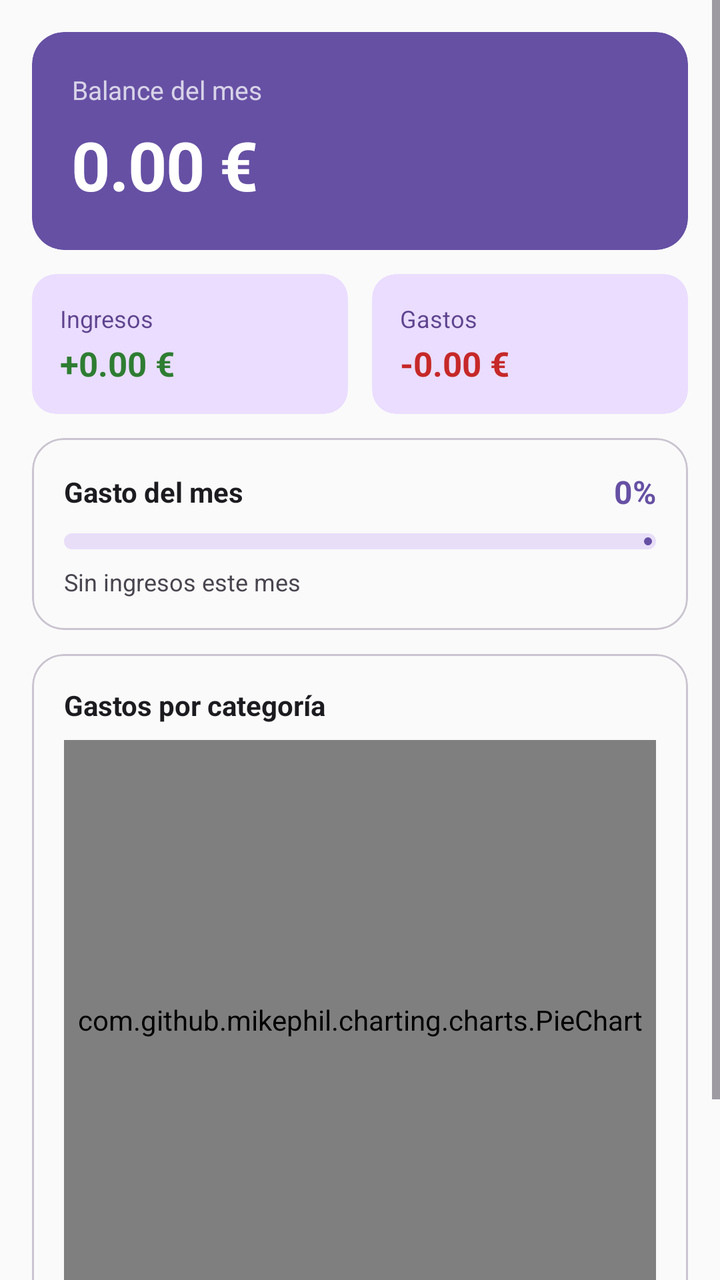
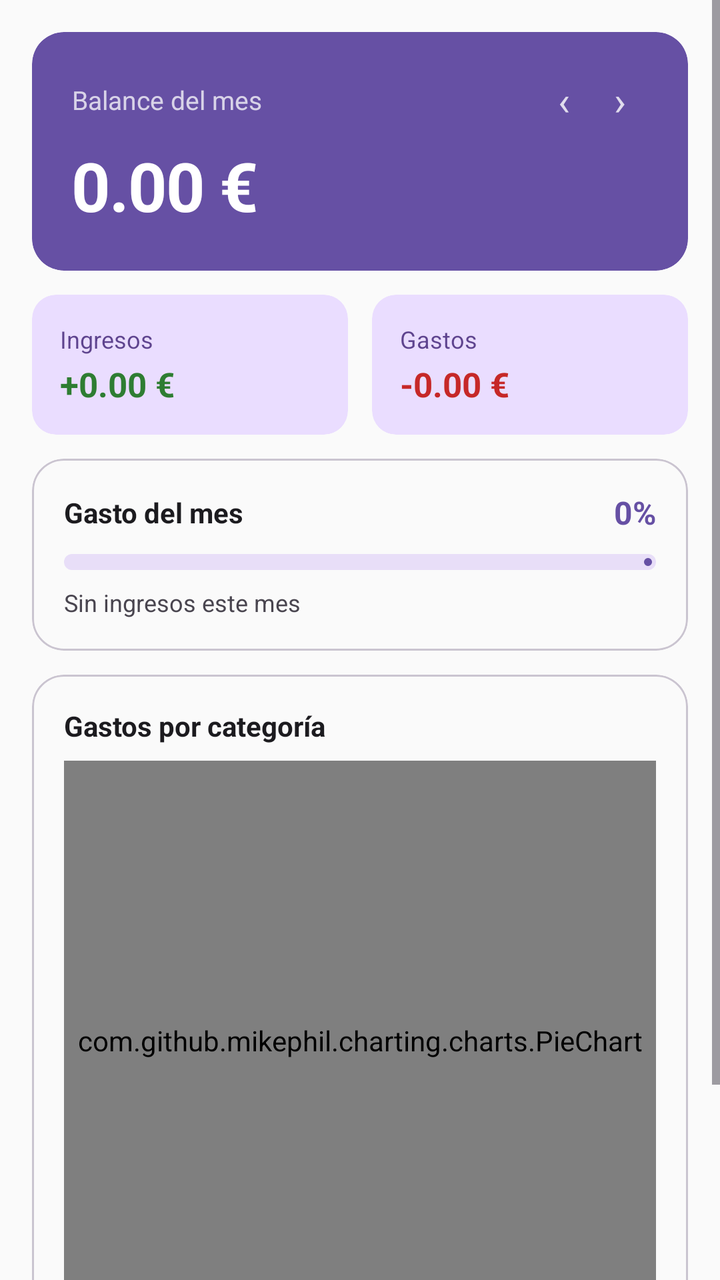

Before-and-after screenshots of an Android layout around one commit, followed by the original layout XML and the change that was made.
<!-- AndroidManifest.xml: application theme Theme.FinTrack -->
<!-- res/layout/fragment_dashboard.xml -->
<?xml version="1.0" encoding="utf-8"?>
<ScrollView xmlns:android="http://schemas.android.com/apk/res/android"
    xmlns:app="http://schemas.android.com/apk/res-auto"
    android:layout_width="match_parent"
    android:layout_height="match_parent"
    android:background="?attr/colorSurface">

    <LinearLayout
        android:layout_width="match_parent"
        android:layout_height="wrap_content"
        android:orientation="vertical"
        android:padding="16dp">

        
        <com.google.android.material.card.MaterialCardView
            android:layout_width="match_parent"
            android:layout_height="wrap_content"
            android:layout_marginBottom="12dp"
            app:cardCornerRadius="16dp"
            app:cardElevation="0dp"
            app:cardBackgroundColor="@color/purple_primary"
            app:strokeWidth="0dp">

            <LinearLayout
                android:layout_width="match_parent"
                android:layout_height="wrap_content"
                android:orientation="vertical"
                android:padding="20dp">

                <LinearLayout
                    android:layout_width="match_parent"
                    android:layout_height="wrap_content"
                    android:orientation="horizontal"
                    android:gravity="center_vertical"
                    android:layout_marginBottom="6dp">

                    <TextView
                        android:layout_width="0dp"
                        android:layout_height="wrap_content"
                        android:layout_weight="1"
                        android:text="Balance del mes"
                        android:textColor="#FFFFFFFF"
                        android:textSize="13sp"
                        android:alpha="0.75" />

                    <TextView
                        android:id="@+id/tvMonthName"
                        android:layout_width="wrap_content"
                        android:layout_height="wrap_content"
                        android:textColor="#FFFFFFFF"
                        android:textSize="12sp"
                        android:alpha="0.65" />

                </LinearLayout>

                <TextView
                    android:id="@+id/tvBalance"
                    android:layout_width="wrap_content"
                    android:layout_height="wrap_content"
                    android:text="0.00 €"
                    android:textColor="#FFFFFFFF"
                    android:textSize="34sp"
                    android:textStyle="bold"
                    android:letterSpacing="-0.02" />

            </LinearLayout>

        </com.google.android.material.card.MaterialCardView>

        
        <LinearLayout
            android:layout_width="match_parent"
            android:layout_height="wrap_content"
            android:orientation="horizontal"
            android:layout_marginBottom="12dp">

            <com.google.android.material.card.MaterialCardView
                android:layout_width="0dp"
                android:layout_height="wrap_content"
                android:layout_weight="1"
                android:layout_marginEnd="6dp"
                app:cardCornerRadius="12dp"
                app:cardElevation="0dp"
                app:cardBackgroundColor="@color/purple_container"
                app:strokeWidth="0dp">

                <LinearLayout
                    android:layout_width="match_parent"
                    android:layout_height="wrap_content"
                    android:orientation="vertical"
                    android:padding="14dp">

                    <TextView
                        android:layout_width="wrap_content"
                        android:layout_height="wrap_content"
                        android:text="Ingresos"
                        android:textSize="12sp"
                        android:textColor="@color/purple_on_container"
                        android:alpha="0.7" />

                    <TextView
                        android:id="@+id/tvIngresos"
                        android:layout_width="wrap_content"
                        android:layout_height="wrap_content"
                        android:text="+0.00 €"
                        android:textColor="@color/income_green"
                        android:textSize="17sp"
                        android:textStyle="bold"
                        android:layout_marginTop="3dp" />

                </LinearLayout>

            </com.google.android.material.card.MaterialCardView>

            <com.google.android.material.card.MaterialCardView
                android:layout_width="0dp"
                android:layout_height="wrap_content"
                android:layout_weight="1"
                android:layout_marginStart="6dp"
                app:cardCornerRadius="12dp"
                app:cardElevation="0dp"
                app:cardBackgroundColor="@color/purple_container"
                app:strokeWidth="0dp">

                <LinearLayout
                    android:layout_width="match_parent"
                    android:layout_height="wrap_content"
                    android:orientation="vertical"
                    android:padding="14dp">

                    <TextView
                        android:layout_width="wrap_content"
                        android:layout_height="wrap_content"
                        android:text="Gastos"
                        android:textSize="12sp"
                        android:textColor="@color/purple_on_container"
                        android:alpha="0.7" />

                    <TextView
                        android:id="@+id/tvGastos"
                        android:layout_width="wrap_content"
                        android:layout_height="wrap_content"
                        android:text="-0.00 €"
                        android:textColor="@color/expense_red"
                        android:textSize="17sp"
                        android:textStyle="bold"
                        android:layout_marginTop="3dp" />

                </LinearLayout>

            </com.google.android.material.card.MaterialCardView>

        </LinearLayout>

        
        <com.google.android.material.card.MaterialCardView
            android:layout_width="match_parent"
            android:layout_height="wrap_content"
            android:layout_marginBottom="12dp"
            app:cardCornerRadius="16dp"
            app:cardElevation="0dp"
            app:strokeWidth="1dp"
            app:strokeColor="@color/outline_variant">

            <LinearLayout
                android:layout_width="match_parent"
                android:layout_height="wrap_content"
                android:orientation="vertical"
                android:padding="16dp">

                <LinearLayout
                    android:layout_width="match_parent"
                    android:layout_height="wrap_content"
                    android:orientation="horizontal"
                    android:gravity="center_vertical"
                    android:layout_marginBottom="10dp">

                    <TextView
                        android:layout_width="0dp"
                        android:layout_height="wrap_content"
                        android:layout_weight="1"
                        android:text="Gasto del mes"
                        android:textSize="14sp"
                        android:textStyle="bold"
                        android:textColor="?attr/colorOnSurface" />

                    <TextView
                        android:id="@+id/tvSpendingRate"
                        android:layout_width="wrap_content"
                        android:layout_height="wrap_content"
                        android:text="0%"
                        android:textSize="16sp"
                        android:textStyle="bold"
                        android:textColor="?attr/colorPrimary" />

                </LinearLayout>

                <com.google.android.material.progressindicator.LinearProgressIndicator
                    android:id="@+id/progressSpending"
                    android:layout_width="match_parent"
                    android:layout_height="wrap_content"
                    android:indeterminate="false"
                    android:max="100"
                    android:progress="0"
                    app:trackCornerRadius="4dp"
                    app:trackThickness="8dp" />

                <TextView
                    android:id="@+id/tvSpendingDesc"
                    android:layout_width="wrap_content"
                    android:layout_height="wrap_content"
                    android:layout_marginTop="8dp"
                    android:text="Sin ingresos este mes"
                    android:textSize="12sp"
                    android:textColor="?attr/colorOnSurfaceVariant" />

            </LinearLayout>

        </com.google.android.material.card.MaterialCardView>

        
        <com.google.android.material.card.MaterialCardView
            android:layout_width="match_parent"
            android:layout_height="wrap_content"
            android:layout_marginBottom="12dp"
            app:cardCornerRadius="16dp"
            app:cardElevation="0dp"
            app:strokeWidth="1dp"
            app:strokeColor="@color/outline_variant">

            <LinearLayout
                android:layout_width="match_parent"
                android:layout_height="wrap_content"
                android:orientation="vertical"
                android:padding="16dp">

                <TextView
                    android:layout_width="wrap_content"
                    android:layout_height="wrap_content"
                    android:text="Gastos por categoría"
                    android:textSize="14sp"
                    android:textStyle="bold"
                    android:textColor="?attr/colorOnSurface"
                    android:layout_marginBottom="8dp" />

                <com.github.mikephil.charting.charts.PieChart
                    android:id="@+id/pieChart"
                    android:layout_width="match_parent"
                    android:layout_height="280dp" />

                <TextView
                    android:id="@+id/tvNoData"
                    android:layout_width="wrap_content"
                    android:layout_height="wrap_content"
                    android:layout_gravity="center"
                    android:text="Sin gastos este mes"
                    android:textColor="?attr/colorOnSurfaceVariant"
                    android:visibility="gone" />

            </LinearLayout>

        </com.google.android.material.card.MaterialCardView>

        
        <com.google.android.material.card.MaterialCardView
            android:layout_width="match_parent"
            android:layout_height="wrap_content"
            app:cardCornerRadius="16dp"
            app:cardElevation="0dp"
            app:strokeWidth="1dp"
            app:strokeColor="@color/outline_variant">

            <LinearLayout
                android:layout_width="match_parent"
                android:layout_height="wrap_content"
                android:orientation="vertical"
                android:paddingTop="16dp"
                android:paddingBottom="8dp">

                <TextView
                    android:layout_width="wrap_content"
                    android:layout_height="wrap_content"
                    android:text="Últimas transacciones"
                    android:textSize="14sp"
                    android:textStyle="bold"
                    android:textColor="?attr/colorOnSurface"
                    android:paddingHorizontal="16dp"
                    android:layout_marginBottom="8dp" />

                
                <LinearLayout
                    android:id="@+id/layoutRecent1"
                    android:layout_width="match_parent"
                    android:layout_height="wrap_content"
                    android:orientation="horizontal"
                    android:paddingHorizontal="16dp"
                    android:paddingVertical="10dp"
                    android:gravity="center_vertical"
                    android:visibility="gone">

                    <TextView
                        android:id="@+id/tvRecent1Emoji"
                        android:layout_width="36dp"
                        android:layout_height="36dp"
                        android:gravity="center"
                        android:textSize="16sp"
                        android:background="@drawable/circle_background" />

                    <LinearLayout
                        android:layout_width="0dp"
                        android:layout_height="wrap_content"
                        android:layout_weight="1"
                        android:orientation="vertical"
                        android:layout_marginStart="10dp">

                        <TextView
                            android:id="@+id/tvRecent1Desc"
                            android:layout_width="wrap_content"
                            android:layout_height="wrap_content"
                            android:textSize="14sp"
                            android:textStyle="bold"
                            android:textColor="?attr/colorOnSurface" />

                        <TextView
                            android:id="@+id/tvRecent1Date"
                            android:layout_width="wrap_content"
                            android:layout_height="wrap_content"
                            android:textSize="12sp"
                            android:textColor="?attr/colorOnSurfaceVariant" />

                    </LinearLayout>

                    <TextView
                        android:id="@+id/tvRecent1Amount"
                        android:layout_width="wrap_content"
                        android:layout_height="wrap_content"
                        android:textSize="14sp"
                        android:textStyle="bold" />

                </LinearLayout>

                <View
                    android:id="@+id/divider2"
                    android:layout_width="match_parent"
                    android:layout_height="0.5dp"
                    android:layout_marginStart="62dp"
                    android:background="@color/outline_variant"
                    android:visibility="gone" />

                
                <LinearLayout
                    android:id="@+id/layoutRecent2"
                    android:layout_width="match_parent"
                    android:layout_height="wrap_content"
                    android:orientation="horizontal"
                    android:paddingHorizontal="16dp"
                    android:paddingVertical="10dp"
                    android:gravity="center_vertical"
                    android:visibility="gone">

                    <TextView
                        android:id="@+id/tvRecent2Emoji"
                        android:layout_width="36dp"
                        android:layout_height="36dp"
                        android:gravity="center"
                        android:textSize="16sp"
                        android:background="@drawable/circle_background" />

                    <LinearLayout
                        android:layout_width="0dp"
                        android:layout_height="wrap_content"
                        android:layout_weight="1"
                        android:orientation="vertical"
                        android:layout_marginStart="10dp">

                        <TextView
                            android:id="@+id/tvRecent2Desc"
                            android:layout_width="wrap_content"
                            android:layout_height="wrap_content"
                            android:textSize="14sp"
                            android:textStyle="bold"
                            android:textColor="?attr/colorOnSurface" />

                        <TextView
                            android:id="@+id/tvRecent2Date"
                            android:layout_width="wrap_content"
                            android:layout_height="wrap_content"
                            android:textSize="12sp"
                            android:textColor="?attr/colorOnSurfaceVariant" />

                    </LinearLayout>

                    <TextView
                        android:id="@+id/tvRecent2Amount"
                        android:layout_width="wrap_content"
                        android:layout_height="wrap_content"
                        android:textSize="14sp"
                        android:textStyle="bold" />

                </LinearLayout>

                <View
                    android:id="@+id/divider3"
                    android:layout_width="match_parent"
                    android:layout_height="0.5dp"
                    android:layout_marginStart="62dp"
                    android:background="@color/outline_variant"
                    android:visibility="gone" />

                
                <LinearLayout
                    android:id="@+id/layoutRecent3"
                    android:layout_width="match_parent"
                    android:layout_height="wrap_content"
                    android:orientation="horizontal"
                    android:paddingHorizontal="16dp"
                    android:paddingVertical="10dp"
                    android:gravity="center_vertical"
                    android:visibility="gone">

                    <TextView
                        android:id="@+id/tvRecent3Emoji"
                        android:layout_width="36dp"
                        android:layout_height="36dp"
                        android:gravity="center"
                        android:textSize="16sp"
                        android:background="@drawable/circle_background" />

                    <LinearLayout
                        android:layout_width="0dp"
                        android:layout_height="wrap_content"
                        android:layout_weight="1"
                        android:orientation="vertical"
                        android:layout_marginStart="10dp">

                        <TextView
                            android:id="@+id/tvRecent3Desc"
                            android:layout_width="wrap_content"
                            android:layout_height="wrap_content"
                            android:textSize="14sp"
                            android:textStyle="bold"
                            android:textColor="?attr/colorOnSurface" />

                        <TextView
                            android:id="@+id/tvRecent3Date"
                            android:layout_width="wrap_content"
                            android:layout_height="wrap_content"
                            android:textSize="12sp"
                            android:textColor="?attr/colorOnSurfaceVariant" />

                    </LinearLayout>

                    <TextView
                        android:id="@+id/tvRecent3Amount"
                        android:layout_width="wrap_content"
                        android:layout_height="wrap_content"
                        android:textSize="14sp"
                        android:textStyle="bold" />

                </LinearLayout>

                <TextView
                    android:id="@+id/tvNoRecent"
                    android:layout_width="match_parent"
                    android:layout_height="wrap_content"
                    android:gravity="center"
                    android:paddingVertical="16dp"
                    android:text="Sin transacciones este mes"
                    android:textColor="?attr/colorOnSurfaceVariant"
                    android:visibility="gone" />

            </LinearLayout>

        </com.google.android.material.card.MaterialCardView>

    </LinearLayout>

</ScrollView>
<!-- resources referenced by this layout -->
<resources>
  <color name="expense_red">#C62828</color>
  <color name="income_green">#2E7D32</color>
  <color name="outline_variant">#CAC4D0</color>
  <color name="purple_container">#EADDFF</color>
  <color name="purple_on_container">#21005D</color>
  <color name="purple_primary">#6650A4</color>
  <!-- drawable circle_background (drawable) -->
  <?xml version="1.0" encoding="utf-8"?>
  <shape xmlns:android="http://schemas.android.com/apk/res/android"
      android:shape="oval">
      <solid android:color="#E8F5E9" />
  </shape>
  <style name="Theme.FinTrack" parent="Base.Theme.FinTrack" />
  <style name="Base.Theme.FinTrack" parent="Theme.Material3.DayNight.NoActionBar">
          <item name="colorPrimary">@color/purple_primary</item>
          <item name="colorOnPrimary">@color/purple_on_primary</item>
          <item name="colorPrimaryContainer">@color/purple_container</item>
          <item name="colorOnPrimaryContainer">@color/purple_on_container</item>
          <item name="colorSurface">@color/surface</item>
          <item name="colorOnSurface">@color/on_surface</item>
          <item name="colorOnSurfaceVariant">@color/on_surface_variant</item>
          <item name="colorOutlineVariant">@color/outline_variant</item>
          <item name="android:windowBackground">@color/surface</item>
      </style>
  <color name="purple_on_primary">#FFFFFF</color>
  <color name="surface">#FAFAFA</color>
  <color name="on_surface">#1C1B1F</color>
  <color name="on_surface_variant">#49454F</color>
</resources>

<!-- the commit's change to res/layout/fragment_dashboard.xml (unified diff, before → after) -->
@@ -43,13 +43,41 @@
                         android:textSize="13sp"
                         android:alpha="0.75" />
 
-                    <TextView
-                        android:id="@+id/tvMonthName"
-                        android:layout_width="wrap_content"
-                        android:layout_height="wrap_content"
-                        android:textColor="#FFFFFFFF"
-                        android:textSize="12sp"
-                        android:alpha="0.65" />
+                    <LinearLayout
+                        android:layout_width="wrap_content"
+                        android:layout_height="wrap_content"
+                        android:orientation="horizontal"
+                        android:gravity="center_vertical">
+
+                        <TextView
+                            android:id="@+id/btnPrevMonth"
+                            android:layout_width="28dp"
+                            android:layout_height="28dp"
+                            android:gravity="center"
+                            android:text="‹"
+                            android:textColor="#FFFFFFFF"
+                            android:textSize="20sp"
+                            android:alpha="0.8" />
+
+                        <TextView
+                            android:id="@+id/tvMonthName"
+                            android:layout_width="wrap_content"
+                            android:layout_height="wrap_content"
+                            android:textColor="#FFFFFFFF"
+                            android:textSize="12sp"
+                            android:alpha="0.65" />
+
+                        <TextView
+                            android:id="@+id/btnNextMonth"
+                            android:layout_width="28dp"
+                            android:layout_height="28dp"
+                            android:gravity="center"
+                            android:text="›"
+                            android:textColor="#FFFFFFFF"
+                            android:textSize="20sp"
+                            android:alpha="0.8" />
+
+                    </LinearLayout>
 
                 </LinearLayout>
 
